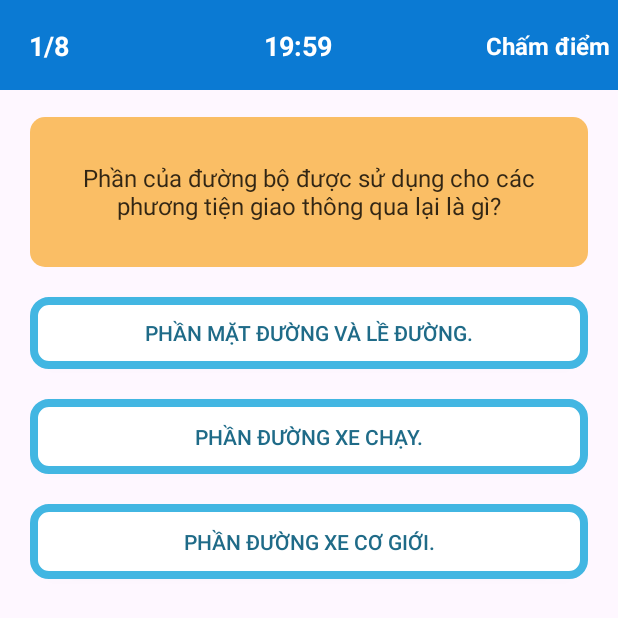
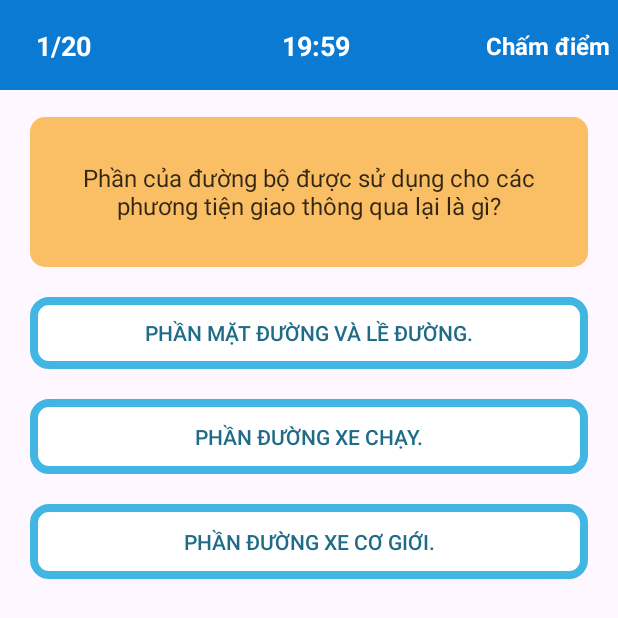
Before and after one commit to trieutct/BTL_LapTrinhMobile, an Android app: the DeThisActivity screen opened directly, with no data from a screen before it, after a tap on "Đề Thi 1", on a phone screen of 412 x 824 dp, the top half of it. Run offline under Robolectric (Android 15) with nearby library versions, the light colour scheme and no system bars.

Commit message:
thêm dữ liệu vào các đề

```diff
--- a/app/src/main/java/com/example/app_thibanglaixe/SQLite/SQLiteHelper.java
+++ b/app/src/main/java/com/example/app_thibanglaixe/SQLite/SQLiteHelper.java
@@ -102,45 +102,96 @@
     {
         AddCauhoi("DT1","Phần của đường bộ được sử dụng cho các phương tiện giao thông qua lại là gì?","Phần mặt đường và lề đường.","Phần đường xe chạy.","Phần đường xe cơ giới.","","s","Phần đường xe chạy.","");
         AddCauhoi("DT1","“Làn đường” là gì?","Là một phần của phần đường xe chạy được chia theo chiều dọc của đường, sử dụng cho xe chạy.","Là một phần của phần đường xe chạy được chia theo chiều dọc của đường, có bề rộng đủ cho xe chạy an toàn.","Là đường cho xe ô tô chạy, dừng, đỗ an toàn.","","","Là một phần của phần đường xe chạy được chia theo chiều dọc của đường, có bề rộng đủ cho xe chạy an toàn.","");
-        AddCauhoi("DT1","Trong các khái niệm dưới đây, “dải phân cách” được hiểu như thế nào là đúng?","Là bộ phận của đường để ngăn cách không cho các loại xe vào những nơi không được phép.","Là bộ phận của đường để phân tách phần đường xe chạy và hành lang an toàn giao thông.","Là bộ phận của đường để phân chia mặt đường thành hai chiều xe chạy riêng biệt hoặc để phân chia phần đường của xe cơ giới và xe thô sơ.","","","Là bộ phận của đường để phân chia mặt đường thành hai chiều xe chạy riêng biệt hoặc để phân chia phần đường của xe cơ giới và xe thô sơ.","");
+        AddCauhoi("DT1","Phần của đường bộ được sử dụng cho các phương tiện giao thông qua lại là gì","Phần mặt đường và lề đường.","Phần đường xe chạy.","Phần đường xe cơ giới.","","","Phần đường xe chạy.","");
         AddCauhoi("DT1","“Dải phân cách” trên đường bộ gồm những loại nào?","Dải phân cách gồm loại cố định và loại di động.","Dải phân cách gồm tường chống ồn, hộ lan cứng và hộ lan mềm.","Dải phân cách gồm giá long môn và biển báo hiệu đường bộ.","","","Dải phân cách gồm loại cố định và loại di động.","");
         AddCauhoi("DT1","Biển báo hiệu có dạng hình tròn, viền đỏ, nền trắng, trên nền có hình vẽ hoặc chữ số, chữ viết màu đen là loại biển gì dưới đây?","Biển báo nguy hiểm.","Biển báo cấm.","Biển báo hiệu lệnh.","Biển báo chỉ dẫn.","","Biển báo cấm.","bien_1");
+        AddCauhoi("DT1","Biển báo hiệu hình tròn có nền xanh lam có hình vẽ màu trắng là loại biển gì dưới đây","Biển báo nguy hiểm.","Biển báo cấm.","Biển báo hiệu lệnh phải thi hành.","Biển báo chỉ dẫn.","","Biển báo hiệu lệnh phải thi hành.","img");
+        AddCauhoi("DT1","Phương tiện tham gia giao thông đường bộ” gồm những loại nào?","Phương tiện giao thông cơ giới đường bộ.","Phương tiện giao thông thô sơ đường bộ và xe máy chuyên dùng.","Cả ý 1 và ý 2.","","","Cả ý 1 và ý 2.","");
         AddCauhoi("DT1","Người lái xe được hiểu như thế nào trong các khái niệm dưới đây?","Là người điều khiển xe cơ giới.","Là người điều khiển xe thô sơ.","Là người điều khiển xe có súc vật kéo.","","","Là người điều khiển xe cơ giới.","");
+        AddCauhoi("DT1","Biển nào dưới đây các phương tiện không được phép đi vào?","Biển 1.","Biển 2.","Biển 1 và 2.","","","Biển 1 và 2.","img_2");
         AddCauhoi("DT1","Đường mà trên đó phương tiện tham gia giao thông được các phương tiện giao thông đến từ các hướng khác nhường đường khi qua nơi đường giao nhau, được cắm biển báo hiệu đường ưu tiên là loại đường gì?","Đường không ưu tiên","Đường tỉnh lộ.","Đường quốc lộ.","Đường ưu tiên.","","Đường ưu tiên.","");
         AddCauhoi("DT1","“Phương tiện tham gia giao thông đường bộ” gồm những loại nào?","Phương tiện giao thông cơ giới đường bộ.","Phương tiện giao thông thô sơ đường bộ và xe máy chuyên dùng.","Cả ý 1 và ý 2.","","","Cả ý 1 và ý 2.","");
+        AddCauhoi("DT1","Biển nào cấm xe rẽ trái?","Biển 1.","Biển 2.","Cả hai biển.","","","Biển 1.","img_1");
+        AddCauhoi("DT1","Biển nào xe mô tô hai bánh không được đi vào?","Biển 1.","Biển 2.","Biển 3.","","","Biển 2.","img_3");
+        AddCauhoi("DT1","Biển nào báo hiệu nguy hiểm giao nhau với đường sắt?","Biển 1 và 2.","Biển 1 và 3.","Biển 2 và 3.","Cả ba biển.","","Biển 1 và 3.","img_4");
+        AddCauhoi("DT1","Biển nào báo hiệu “Đường giao nhau” của các tuyến đường cùng cấp?","Biển 1.","Biển 2.","Biển 3.","","","Biển 1.","img_5");
+        AddCauhoi("DT1","Biển nào chỉ dẫn nơi bắt đầu đoạn đường dành cho người đi bộ?","Biển 1.","Biển 2.","Biển 3.","","","Biển 2.","img_6");
+        AddCauhoi("DT1","Biển nào dưới đây báo hiệu hết cấm vượt?","Biển 1.","Biển 2.","Biển 3.","Biển 2 và 3.","","Biển 2 và 3.","img_7");
+        AddCauhoi("DT1","Vạch kẻ đường nào dưới đây là vạch phân chia hai chiều xe chạy (vạch tim đường), xe không được lấn làn, không được đè lên vạch?","Vạch 1.","Vạch 2.","Vạch 3.","Cả 3 vạch.","","Vạch 2.","img_8");
+        AddCauhoi("DT1","Xe nào được quyền đi trước trong trường hợp này?","Mô tô.","Xe cứu thương.","","","","","img_9");
+        AddCauhoi("DT1","Xe tải kéo mô tô ba bánh như hình này có đúng quy tắc giao thông không?","Đúng.","Không đúng.","","","","Không đúng.","img_10");
     }
     private void AddCauHoiDeThi2()
     {
         AddCauhoi("DT2","Phần của đường bộ được sử dụng cho các phương tiện giao thông qua lại là gì?","Phần mặt đường và lề đường.","Phần đường xe chạy.","Phần đường xe cơ giới.","","s","Phần đường xe chạy.","");
         AddCauhoi("DT2","“Làn đường” là gì?","Là một phần của phần đường xe chạy được chia theo chiều dọc của đường, sử dụng cho xe chạy.","Là một phần của phần đường xe chạy được chia theo chiều dọc của đường, có bề rộng đủ cho xe chạy an toàn.","Là đường cho xe ô tô chạy, dừng, đỗ an toàn.","","","Là một phần của phần đường xe chạy được chia theo chiều dọc của đường, có bề rộng đủ cho xe chạy an toàn.","");
         AddCauhoi("DT2","Trong các khái niệm dưới đây, “dải phân cách” được hiểu như thế nào là đúng?","Là bộ phận của đường để ngăn cách không cho các loại xe vào những nơi không được phép.","Là bộ phận của đường để phân tách phần đường xe chạy và hành lang an toàn giao thông.","Là bộ phận của đường để phân chia mặt đường thành hai chiều xe chạy riêng biệt hoặc để phân chia phần đường của xe cơ giới và xe thô sơ.","","","Là bộ phận của đường để phân chia mặt đường thành hai chiều xe chạy riêng biệt hoặc để phân chia phần đường của xe cơ giới và xe thô sơ.","");
+        AddCauhoi("DT2","Phần của đường bộ được sử dụng cho các phương tiện giao thông qua lại là gì","Phần mặt đường và lề đường.","Phần đường xe chạy.","Phần đường xe cơ giới.","","","Phần đường xe chạy.","");
         AddCauhoi("DT2","“Dải phân cách” trên đường bộ gồm những loại nào?","Dải phân cách gồm loại cố định và loại di động.","Dải phân cách gồm tường chống ồn, hộ lan cứng và hộ lan mềm.","Dải phân cách gồm giá long môn và biển báo hiệu đường bộ.","","","Dải phân cách gồm loại cố định và loại di động.","");
         AddCauhoi("DT2","Biển báo hiệu có dạng hình tròn, viền đỏ, nền trắng, trên nền có hình vẽ hoặc chữ số, chữ viết màu đen là loại biển gì dưới đây?","Biển báo nguy hiểm.","Biển báo cấm.","Biển báo hiệu lệnh.","Biển báo chỉ dẫn.","","Biển báo cấm.","bien_1");
+        AddCauhoi("DT2","Biển báo hiệu hình tròn có nền xanh lam có hình vẽ màu trắng là loại biển gì dưới đây","Biển báo nguy hiểm.","Biển báo cấm.","Biển báo hiệu lệnh phải thi hành.","Biển báo chỉ dẫn.","","Biển báo hiệu lệnh phải thi hành.","img");
+        AddCauhoi("DT2","Phương tiện tham gia giao thông đường bộ” gồm những loại nào?","Phương tiện giao thông cơ giới đường bộ.","Phương tiện giao thông thô sơ đường bộ và xe máy chuyên dùng.","Cả ý 1 và ý 2.","","","Cả ý 1 và ý 2.","");
         AddCauhoi("DT2","Người lái xe được hiểu như thế nào trong các khái niệm dưới đây?","Là người điều khiển xe cơ giới.","Là người điều khiển xe thô sơ.","Là người điều khiển xe có súc vật kéo.","","","Là người điều khiển xe cơ giới.","");
+        AddCauhoi("DT2","Biển nào dưới đây các phương tiện không được phép đi vào?","Biển 1.","Biển 2.","Biển 1 và 2.","","","Biển 1 và 2.","img_2");
         AddCauhoi("DT2","Đường mà trên đó phương tiện tham gia giao thông được các phương tiện giao thông đến từ các hướng khác nhường đường khi qua nơi đường giao nhau, được cắm biển báo hiệu đường ưu tiên là loại đường gì?","Đường không ưu tiên","Đường tỉnh lộ.","Đường quốc lộ.","Đường ưu tiên.","","Đường ưu tiên.","");
         AddCauhoi("DT2","“Phương tiện tham gia giao thông đường bộ” gồm những loại nào?","Phương tiện giao thông cơ giới đường bộ.","Phương tiện giao thông thô sơ đường bộ và xe máy chuyên dùng.","Cả ý 1 và ý 2.","","","Cả ý 1 và ý 2.","");
+        AddCauhoi("DT2","Biển nào cấm xe rẽ trái?","Biển 1.","Biển 2.","Cả hai biển.","","","Biển 1.","img_1");
+        AddCauhoi("DT2","Biển nào xe mô tô hai bánh không được đi vào?","Biển 1.","Biển 2.","Biển 3.","","","Biển 2.","img_3");
+        AddCauhoi("DT2","Biển nào báo hiệu nguy hiểm giao nhau với đường sắt?","Biển 1 và 2.","Biển 1 và 3.","Biển 2 và 3.","Cả ba biển.","","Biển 1 và 3.","img_4");
+        AddCauhoi("DT2","Biển nào báo hiệu “Đường giao nhau” của các tuyến đường cùng cấp?","Biển 1.","Biển 2.","Biển 3.","","","Biển 1.","img_5");
+        AddCauhoi("DT2","Biển nào chỉ dẫn nơi bắt đầu đoạn đường dành cho người đi bộ?","Biển 1.","Biển 2.","Biển 3.","","","Biển 2.","img_6");
+        AddCauhoi("DT2","Biển nào dưới đây báo hiệu hết cấm vượt?","Biển 1.","Biển 2.","Biển 3.","Biển 2 và 3.","","Biển 2 và 3.","img_7");
+        AddCauhoi("DT2","Vạch kẻ đường nào dưới đây là vạch phân chia hai chiều xe chạy (vạch tim đường), xe không được lấn làn, không được đè lên vạch?","Vạch 1.","Vạch 2.","Vạch 3.","Cả 3 vạch.","","Vạch 2.","img_8");
+        AddCauhoi("DT2","Xe nào được quyền đi trước trong trường hợp này?","Mô tô.","Xe cứu thương.","","","","","img_9");
+        AddCauhoi("DT2","Xe tải kéo mô tô ba bánh như hình này có đúng quy tắc giao thông không?","Đúng.","Không đúng.","","","","Không đúng.","img_10");
     }
     private void AddCauHoiDeThi3()
     {
         AddCauhoi("DT3","Phần của đường bộ được sử dụng cho các phương tiện giao thông qua lại là gì?","Phần mặt đường và lề đường.","Phần đường xe chạy.","Phần đường xe cơ giới.","","s","Phần đường xe chạy.","");
         AddCauhoi("DT3","“Làn đường” là gì?","Là một phần của phần đường xe chạy được chia theo chiều dọc của đường, sử dụng cho xe chạy.","Là một phần của phần đường xe chạy được chia theo chiều dọc của đường, có bề rộng đủ cho xe chạy an toàn.","Là đường cho xe ô tô chạy, dừng, đỗ an toàn.","","","Là một phần của phần đường xe chạy được chia theo chiều dọc của đường, có bề rộng đủ cho xe chạy an toàn.","");
         AddCauhoi("DT3","Trong các khái niệm dưới đây, “dải phân cách” được hiểu như thế nào là đúng?","Là bộ phận của đường để ngăn cách không cho các loại xe vào những nơi không được phép.","Là bộ phận của đường để phân tách phần đường xe chạy và hành lang an toàn giao thông.","Là bộ phận của đường để phân chia mặt đường thành hai chiều xe chạy riêng biệt hoặc để phân chia phần đường của xe cơ giới và xe thô sơ.","","","Là bộ phận của đường để phân chia mặt đường thành hai chiều xe chạy riêng biệt hoặc để phân chia phần đường của xe cơ giới và xe thô sơ.","");
+        AddCauhoi("DT3","Phần của đường bộ được sử dụng cho các phương tiện giao thông qua lại là gì","Phần mặt đường và lề đường.","Phần đường xe chạy.","Phần đường xe cơ giới.","","","Phần đường xe chạy.","");
         AddCauhoi("DT3","“Dải phân cách” trên đường bộ gồm những loại nào?","Dải phân cách gồm loại cố định và loại di động.","Dải phân cách gồm tường chống ồn, hộ lan cứng và hộ lan mềm.","Dải phân cách gồm giá long môn và biển báo hiệu đường bộ.","","","Dải phân cách gồm loại cố định và loại di động.","");
         AddCauhoi("DT3","Biển báo hiệu có dạng hình tròn, viền đỏ, nền trắng, trên nền có hình vẽ hoặc chữ số, chữ viết màu đen là loại biển gì dưới đây?","Biển báo nguy hiểm.","Biển báo cấm.","Biển báo hiệu lệnh.","Biển báo chỉ dẫn.","","Biển báo cấm.","bien_1");
+        AddCauhoi("DT3","Biển báo hiệu hình tròn có nền xanh lam có hình vẽ màu trắng là loại biển gì dưới đây","Biển báo nguy hiểm.","Biển báo cấm.","Biển báo hiệu lệnh phải thi hành.","Biển báo chỉ dẫn.","","Biển báo hiệu lệnh phải thi hành.","img");
+        AddCauhoi("DT3","Phương tiện tham gia giao thông đường bộ” gồm những loại nào?","Phương tiện giao thông cơ giới đường bộ.","Phương tiện giao thông thô sơ đường bộ và xe máy chuyên dùng.","Cả ý 1 và ý 2.","","","Cả ý 1 và ý 2.","");
         AddCauhoi("DT3","Người lái xe được hiểu như thế nào trong các khái niệm dưới đây?","Là người điều khiển xe cơ giới.","Là người điều khiển xe thô sơ.","Là người điều khiển xe có súc vật kéo.","","","Là người điều khiển xe cơ giới.","");
+        AddCauhoi("DT3","Biển nào dưới đây các phương tiện không được phép đi vào?","Biển 1.","Biển 2.","Biển 1 và 2.","","","Biển 1 và 2.","img_2");
         AddCauhoi("DT3","Đường mà trên đó phương tiện tham gia giao thông được các phương tiện giao thông đến từ các hướng khác nhường đường khi qua nơi đường giao nhau, được cắm biển báo hiệu đường ưu tiên là loại đường gì?","Đường không ưu tiên","Đường tỉnh lộ.","Đường quốc lộ.","Đường ưu tiên.","","Đường ưu tiên.","");
         AddCauhoi("DT3","“Phương tiện tham gia giao thông đường bộ” gồm những loại nào?","Phương tiện giao thông cơ giới đường bộ.","Phương tiện giao thông thô sơ đường bộ và xe máy chuyên dùng.","Cả ý 1 và ý 2.","","","Cả ý 1 và ý 2.","");
+        AddCauhoi("DT3","Biển nào cấm xe rẽ trái?","Biển 1.","Biển 2.","Cả hai biển.","","","Biển 1.","img_1");
+        AddCauhoi("DT3","Biển nào xe mô tô hai bánh không được đi vào?","Biển 1.","Biển 2.","Biển 3.","","","Biển 2.","img_3");
+        AddCauhoi("DT3","Biển nào báo hiệu nguy hiểm giao nhau với đường sắt?","Biển 1 và 2.","Biển 1 và 3.","Biển 2 và 3.","Cả ba biển.","","Biển 1 và 3.","img_4");
+        AddCauhoi("DT3","Biển nào báo hiệu “Đường giao nhau” của các tuyến đường cùng cấp?","Biển 1.","Biển 2.","Biển 3.","","","Biển 1.","img_5");
+        AddCauhoi("DT3","Biển nào chỉ dẫn nơi bắt đầu đoạn đường dành cho người đi bộ?","Biển 1.","Biển 2.","Biển 3.","","","Biển 2.","img_6");
+        AddCauhoi("DT3","Biển nào dưới đây báo hiệu hết cấm vượt?","Biển 1.","Biển 2.","Biển 3.","Biển 2 và 3.","","Biển 2 và 3.","img_7");
+        AddCauhoi("DT3","Vạch kẻ đường nào dưới đây là vạch phân chia hai chiều xe chạy (vạch tim đường), xe không được lấn làn, không được đè lên vạch?","Vạch 1.","Vạch 2.","Vạch 3.","Cả 3 vạch.","","Vạch 2.","img_8");
+        AddCauhoi("DT3","Xe nào được quyền đi trước trong trường hợp này?","Mô tô.","Xe cứu thương.","","","","","img_9");
+        AddCauhoi("DT3","Xe tải kéo mô tô ba bánh như hình này có đúng quy tắc giao thông không?","Đúng.","Không đúng.","","","","Không đúng.","img_10");
     }
     private void AddCauHoiDeThi4()
     {
         AddCauhoi("DT4","Phần của đường bộ được sử dụng cho các phương tiện giao thông qua lại là gì?","Phần mặt đường và lề đường.","Phần đường xe chạy.","Phần đường xe cơ giới.","","s","Phần đường xe chạy.","");
         AddCauhoi("DT4","“Làn đường” là gì?","Là một phần của phần đường xe chạy được chia theo chiều dọc của đường, sử dụng cho xe chạy.","Là một phần của phần đường xe chạy được chia theo chiều dọc của đường, có bề rộng đủ cho xe chạy an toàn.","Là đường cho xe ô tô chạy, dừng, đỗ an toàn.","","","Là một phần của phần đường xe chạy được chia theo chiều dọc của đường, có bề rộng đủ cho xe chạy an toàn.","");
         AddCauhoi("DT4","Trong các khái niệm dưới đây, “dải phân cách” được hiểu như thế nào là đúng?","Là bộ phận của đường để ngăn cách không cho các loại xe vào những nơi không được phép.","Là bộ phận của đường để phân tách phần đường xe chạy và hành lang an toàn giao thông.","Là bộ phận của đường để phân chia mặt đường thành hai chiều xe chạy riêng biệt hoặc để phân chia phần đường của xe cơ giới và xe thô sơ.","","","Là bộ phận của đường để phân chia mặt đường thành hai chiều xe chạy riêng biệt hoặc để phân chia phần đường của xe cơ giới và xe thô sơ.","");
+        AddCauhoi("DT4","Phần của đường bộ được sử dụng cho các phương tiện giao thông qua lại là gì","Phần mặt đường và lề đường.","Phần đường xe chạy.","Phần đường xe cơ giới.","","","Phần đường xe chạy.","");
         AddCauhoi("DT4","“Dải phân cách” trên đường bộ gồm những loại nào?","Dải phân cách gồm loại cố định và loại di động.","Dải phân cách gồm tường chống ồn, hộ lan cứng và hộ lan mềm.","Dải phân cách gồm giá long môn và biển báo hiệu đường bộ.","","","Dải phân cách gồm loại cố định và loại di động.","");
         AddCauhoi("DT4","Biển báo hiệu có dạng hình tròn, viền đỏ, nền trắng, trên nền có hình vẽ hoặc chữ số, chữ viết màu đen là loại biển gì dưới đây?","Biển báo nguy hiểm.","Biển báo cấm.","Biển báo hiệu lệnh.","Biển báo chỉ dẫn.","","Biển báo cấm.","bien_1");
+        AddCauhoi("DT4","Biển báo hiệu hình tròn có nền xanh lam có hình vẽ màu trắng là loại biển gì dưới đây","Biển báo nguy hiểm.","Biển báo cấm.","Biển báo hiệu lệnh phải thi hành.","Biển báo chỉ dẫn.","","Biển báo hiệu lệnh phải thi hành.","img");
+        AddCauhoi("DT4","Phương tiện tham gia giao thông đường bộ” gồm những loại nào?","Phương tiện giao thông cơ giới đường bộ.","Phương tiện giao thông thô sơ đường bộ và xe máy chuyên dùng.","Cả ý 1 và ý 2.","","","Cả ý 1 và ý 2.","");
         AddCauhoi("DT4","Người lái xe được hiểu như thế nào trong các khái niệm dưới đây?","Là người điều khiển xe cơ giới.","Là người điều khiển xe thô sơ.","Là người điều khiển xe có súc vật kéo.","","","Là người điều khiển xe cơ giới.","");
+        AddCauhoi("DT4","Biển nào dưới đây các phương tiện không được phép đi vào?","Biển 1.","Biển 2.","Biển 1 và 2.","","","Biển 1 và 2.","img_2");
         AddCauhoi("DT4","Đường mà trên đó phương tiện tham gia giao thông được các phương tiện giao thông đến từ các hướng khác nhường đường khi qua nơi đường giao nhau, được cắm biển báo hiệu đường ưu tiên là loại đường gì?","Đường không ưu tiên","Đường tỉnh lộ.","Đường quốc lộ.","Đường ưu tiên.","","Đường ưu tiên.","");
         AddCauhoi("DT4","“Phương tiện tham gia giao thông đường bộ” gồm những loại nào?","Phương tiện giao thông cơ giới đường bộ.","Phương tiện giao thông thô sơ đường bộ và xe máy chuyên dùng.","Cả ý 1 và ý 2.","","","Cả ý 1 và ý 2.","");
+        AddCauhoi("DT4","Biển nào cấm xe rẽ trái?","Biển 1.","Biển 2.","Cả hai biển.","","","Biển 1.","img_1");
+        AddCauhoi("DT4","Biển nào xe mô tô hai bánh không được đi vào?","Biển 1.","Biển 2.","Biển 3.","","","Biển 2.","img_3");
+        AddCauhoi("DT4","Biển nào báo hiệu nguy hiểm giao nhau với đường sắt?","Biển 1 và 2.","Biển 1 và 3.","Biển 2 và 3.","Cả ba biển.","","Biển 1 và 3.","img_4");
+        AddCauhoi("DT4","Biển nào báo hiệu “Đường giao nhau” của các tuyến đường cùng cấp?","Biển 1.","Biển 2.","Biển 3.","","","Biển 1.","img_5");
+        AddCauhoi("DT4","Biển nào chỉ dẫn nơi bắt đầu đoạn đường dành cho người đi bộ?","Biển 1.","Biển 2.","Biển 3.","","","Biển 2.","img_6");
+        AddCauhoi("DT4","Biển nào dưới đây báo hiệu hết cấm vượt?","Biển 1.","Biển 2.","Biển 3.","Biển 2 và 3.","","Biển 2 và 3.","img_7");
+        AddCauhoi("DT4","Vạch kẻ đường nào dưới đây là vạch phân chia hai chiều xe chạy (vạch tim đường), xe không được lấn làn, không được đè lên vạch?","Vạch 1.","Vạch 2.","Vạch 3.","Cả 3 vạch.","","Vạch 2.","img_8");
+        AddCauhoi("DT4","Xe nào được quyền đi trước trong trường hợp này?","Mô tô.","Xe cứu thương.","","","","","img_9");
+        AddCauhoi("DT4","Xe tải kéo mô tô ba bánh như hình này có đúng quy tắc giao thông không?","Đúng.","Không đúng.","","","","Không đúng.","img_10");
     }
     public List<Question> getAllQuestionByMaDeThi(String MaDeThi) {
         List<Question> questionList = new ArrayList<>();
--- a/app/src/main/java/com/example/app_thibanglaixe/TrangThiActivity.java
+++ b/app/src/main/java/com/example/app_thibanglaixe/TrangThiActivity.java
@@ -66,7 +66,15 @@
         NoiDungCauHoi.setText(questionList.get(0).getNoiDungCauHoi());
         option1.setText(questionList.get(0).getOption1());
         option2.setText(questionList.get(0).getOption2());
-        option3.setText(questionList.get(0).getOption3());
+        if(questionList.get(3).getOption3().isEmpty())
+        {
+            option3.setVisibility(View.GONE);
+        }
+        else
+        {
+            option3.setVisibility(View.VISIBLE);
+            option3.setText(questionList.get(0).getOption3());
+        }
         if(questionList.get(0).getOption4().isEmpty())
         {
             option4.setVisibility(View.GONE);
@@ -194,7 +202,15 @@
             NoiDungCauHoi.setText(questionList.get(CauHienTai).getNoiDungCauHoi());
             option1.setText(questionList.get(CauHienTai).getOption1());
             option2.setText(questionList.get(CauHienTai).getOption2());
-            option3.setText(questionList.get(CauHienTai).getOption3());
+            if(questionList.get(CauHienTai).getOption3().isEmpty())
+            {
+                option3.setVisibility(View.GONE);
+            }
+            else
+            {
+                option3.setVisibility(View.VISIBLE);
+                option3.setText(questionList.get(CauHienTai).getOption3());
+            }
             if(questionList.get(CauHienTai).getOption4().isEmpty())
             {
                 option4.setVisibility(View.GONE);
--- a/app/src/main/res/layout/activity_trang_thi.xml
+++ b/app/src/main/res/layout/activity_trang_thi.xml
@@ -17,10 +17,10 @@
         app:layout_constraintTop_toTopOf="parent">
         <TextView
             android:id="@+id/questions"
-            android:layout_width="40dp"
+            android:layout_width="60dp"
             android:layout_height="35dp"
             android:gravity="center"
-            android:text="0/25"
+            android:text="10/25"
             android:textColor="@color/white"
             android:textSize="18dp"
             android:textStyle="bold"
@@ -86,8 +86,8 @@
 
         <ImageView
             android:id="@+id/image"
-            android:layout_width="200dp"
-            android:layout_height="100dp"
+            android:layout_width="300dp"
+            android:layout_height="120dp"
             android:layout_marginTop="10dp"
             android:src="@drawable/bien_cau_102"
             app:layout_constraintBottom_toTopOf="@+id/option1"
```
Also changed, not shown: app/src/main/res/drawable/img.png (added), app/src/main/res/drawable/img_1.png (added), app/src/main/res/drawable/img_10.png (added), app/src/main/res/drawable/img_2.png (added), app/src/main/res/drawable/img_3.png (added), app/src/main/res/drawable/img_4.png (added), app/src/main/res/drawable/img_5.png (added), app/src/main/res/drawable/img_6.png (added), app/src/main/res/drawable/img_7.png (added), app/src/main/res/drawable/img_8.png (added), app/src/main/res/drawable/img_9.png (added).
